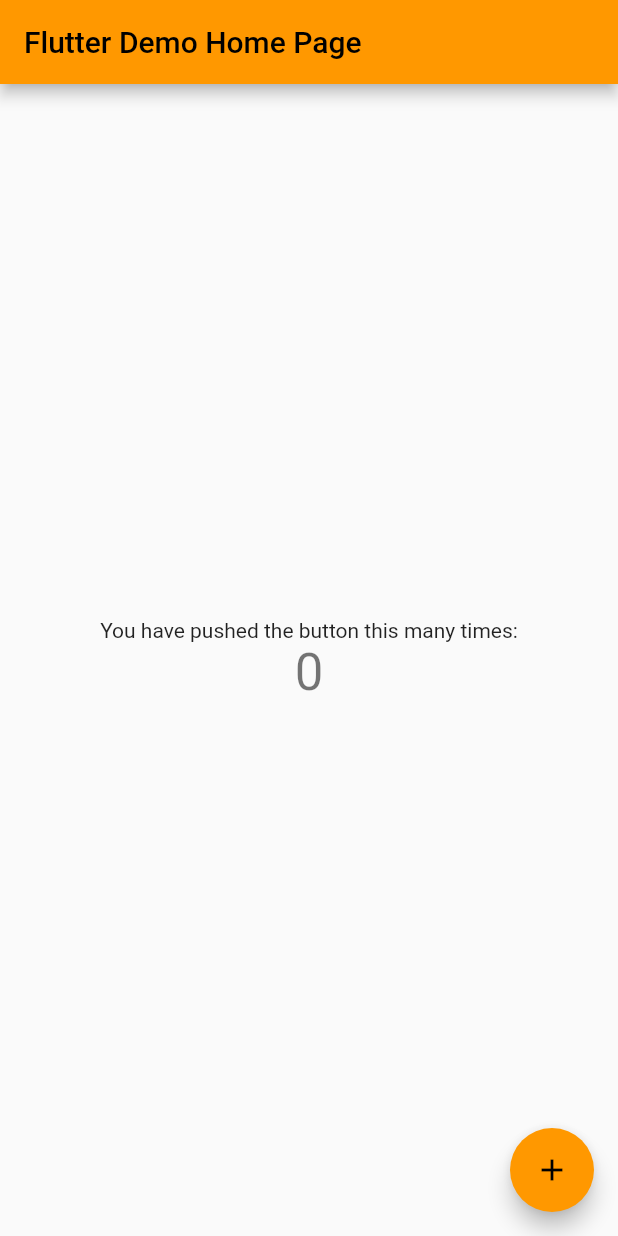
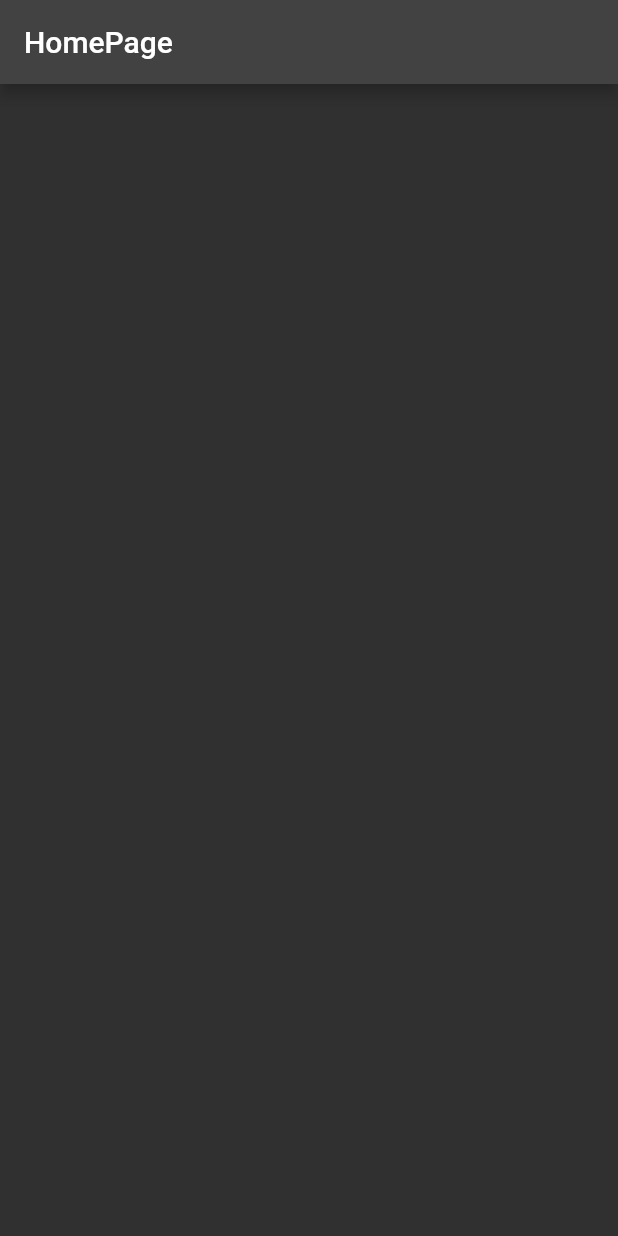
Before and after one commit to fabiocataldo/riverpodInitial, a Flutter app: the screen it shows after launch, on a phone screen of 412 x 824 dp. Run offline on Flutter 3.47's test engine with Material 2 defaults, Android fonts, the phone set to English and light mode, and no system bars; our stand-ins replace hooks_riverpod.

Commit message:
first commit

```diff
--- a/lib/main.dart
+++ b/lib/main.dart
@@ -1,4 +1,5 @@
 import 'package:flutter/material.dart';
+import 'package:hooks_riverpod/hooks_riverpod.dart';
 
 void main() {
   runApp(const MyApp());
@@ -7,109 +8,28 @@ void main() {
 class MyApp extends StatelessWidget {
   const MyApp({super.key});
 
-  // This widget is the root of your application.
   @override
   Widget build(BuildContext context) {
     return MaterialApp(
       title: 'Flutter Demo',
-      theme: ThemeData(
-        // This is the theme of your application.
-        //
-        // Try running your application with "flutter run". You'll see the
-        // application has a blue toolbar. Then, without quitting the app, try
-        // changing the primarySwatch below to Colors.green and then invoke
-        // "hot reload" (press "r" in the console where you ran "flutter run",
-        // or simply save your changes to "hot reload" in a Flutter IDE).
-        // Notice that the counter didn't reset back to zero; the application
-        // is not restarted.
-        primarySwatch: Colors.orange,
-      ),
-      home: const MyHomePage(title: 'Flutter Demo Home Page'),
+      darkTheme: ThemeData.dark(),
+      themeMode: ThemeMode.dark,
+      debugShowCheckedModeBanner: false,
+      home: const HomePage(),
     );
   }
 }
 
-class MyHomePage extends StatefulWidget {
-  const MyHomePage({super.key, required this.title});
-
-  // This widget is the home page of your application. It is stateful, meaning
-  // that it has a State object (defined below) that contains fields that affect
-  // how it looks.
-
-  // This class is the configuration for the state. It holds the values (in this
-  // case the title) provided by the parent (in this case the App widget) and
-  // used by the build method of the State. Fields in a Widget subclass are
-  // always marked "final".
-
-  final String title;
+class HomePage extends ConsumerWidget {
+  const HomePage({super.key});
 
   @override
-  State<MyHomePage> createState() => _MyHomePageState();
-}
-
-class _MyHomePageState extends State<MyHomePage> {
-  int _counter = 0;
-
-  void _incrementCounter() {
-    setState(() {
-      // This call to setState tells the Flutter framework that something has
-      // changed in this State, which causes it to rerun the build method below
-      // so that the display can reflect the updated values. If we changed
-      // _counter without calling setState(), then the build method would not be
-      // called again, and so nothing would appear to happen.
-      _counter++;
-    });
-  }
-
-  @override
-  Widget build(BuildContext context) {
-    // This method is rerun every time setState is called, for instance as done
-    // by the _incrementCounter method above.
-    //
-    // The Flutter framework has been optimized to make rerunning build methods
-    // fast, so that you can just rebuild anything that needs updating rather
-    // than having to individually change instances of widgets.
+  Widget build(BuildContext context, WidgetRef ref) {
     return Scaffold(
       appBar: AppBar(
-        // Here we take the value from the MyHomePage object that was created by
-        // the App.build method, and use it to set our appbar title.
-        title: Text(widget.title),
+        title: const Text('HomePage'),
       ),
-      body: Center(
-        // Center is a layout widget. It takes a single child and positions it
-        // in the middle of the parent.
-        child: Column(
-          // Column is also a layout widget. It takes a list of children and
-          // arranges them vertically. By default, it sizes itself to fit its
-          // children horizontally, and tries to be as tall as its parent.
-          //
-          // Invoke "debug painting" (press "p" in the console, choose the
-          // "Toggle Debug Paint" action from the Flutter Inspector in Android
-          // Studio, or the "Toggle Debug Paint" command in Visual Studio Code)
-          // to see the wireframe for each widget.
-          //
-          // Column has various properties to control how it sizes itself and
-          // how it positions its children. Here we use mainAxisAlignment to
-          // center the children vertically; the main axis here is the vertical
-          // axis because Columns are vertical (the cross axis would be
-          // horizontal).
-          mainAxisAlignment: MainAxisAlignment.center,
-          children: <Widget>[
-            const Text(
-              'You have pushed the button this many times:',
-            ),
-            Text(
-              '$_counter',
-              style: Theme.of(context).textTheme.headline4,
-            ),
-          ],
-        ),
-      ),
-      floatingActionButton: FloatingActionButton(
-        onPressed: _incrementCounter,
-        tooltip: 'Increment',
-        child: const Icon(Icons.add),
-      ), // This trailing comma makes auto-formatting nicer for build methods.
+      body: const Center(),
     );
   }
 }
```
Also changed, not shown: pubspec.yaml (+15 -65 lines), pubspec.lock.
